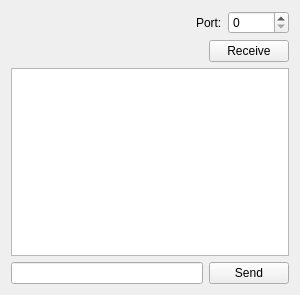
Jam2356/App, file UDPClient/widget.ui: the form before one commit.
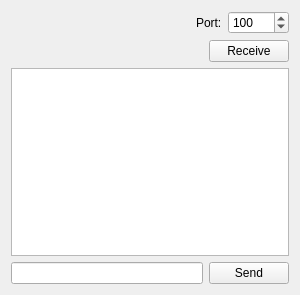
The form after the commit.

What changed in the file:
```diff
--- a/UDPClient/widget.ui
+++ b/UDPClient/widget.ui
@@ -41,6 +41,9 @@
        <property name="maximum">
         <number>65000</number>
        </property>
+       <property name="value">
+        <number>100</number>
+       </property>
       </widget>
      </item>
     </layout>
```
